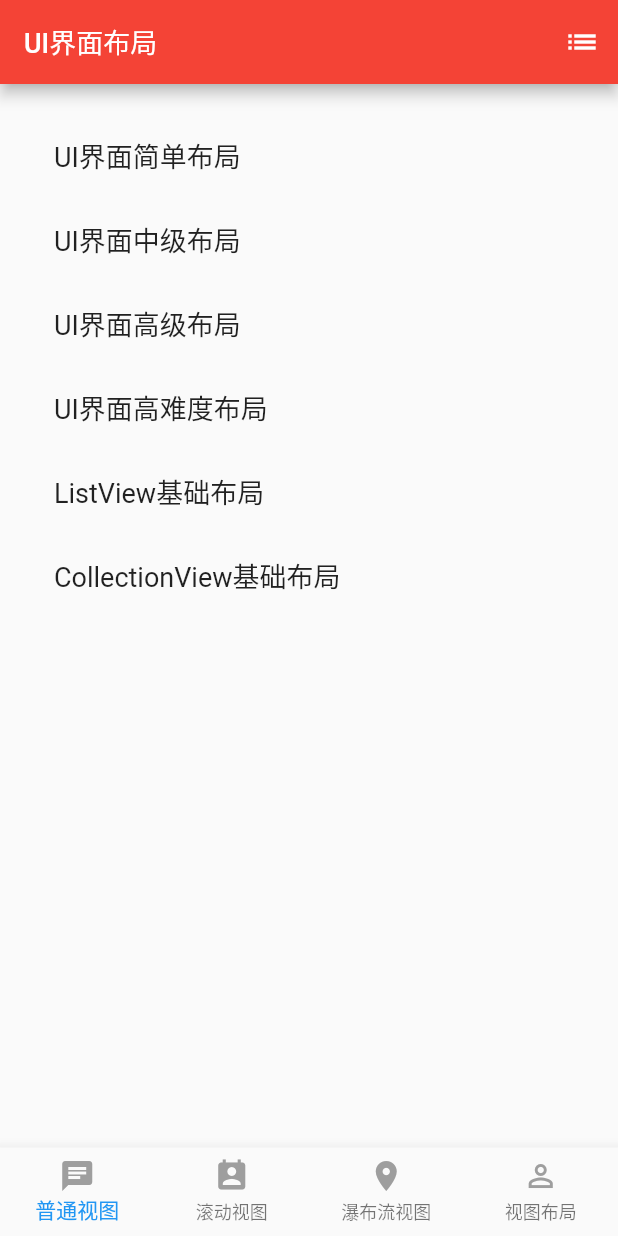
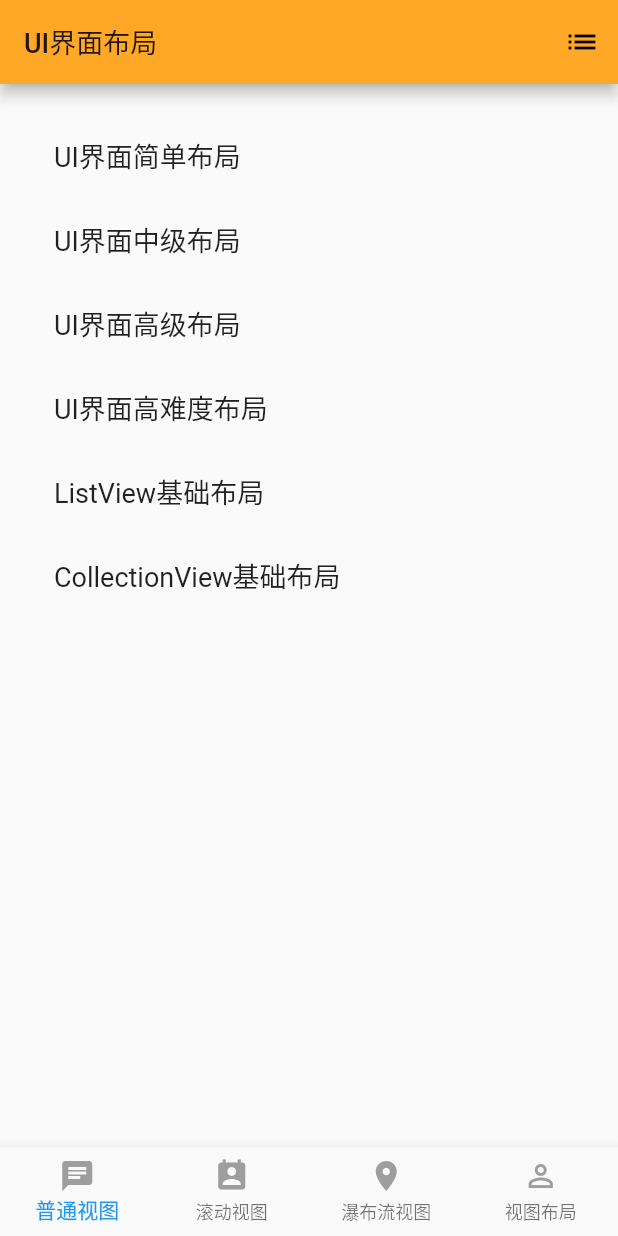
Before and after one commit to opvexe/FlutterNews, a Flutter app: the screen it shows after launch, on a phone screen of 412 x 824 dp. Run offline on Flutter 3.47's test engine with Material 2 defaults, Android fonts, the phone set to English and light mode, and no system bars.

Commit message:
no message

```diff
--- a/myapp/lib/Page/listController.dart
+++ b/myapp/lib/Page/listController.dart
@@ -8,8 +8,8 @@ class listController extends StatefulWidget {
 class _listControllerState extends State<listController> {
   @override
   Widget build(BuildContext context) {
-    return Container(
-      color: Colors.orange,
+    return Scaffold(
+
     );
   }
 }
--- a/myapp/lib/main.dart
+++ b/myapp/lib/main.dart
@@ -11,7 +11,7 @@ class MyApp extends StatelessWidget {
     return new MaterialApp(
       title: 'title',
       theme: new ThemeData(
-        primaryColor: Colors.red,
+        primaryColor: Colors.orange.shade400, ///tabbar 选中颜色
       ),
       home: tabbarController(),
     );
```
Also changed, not shown: 1 other file.
